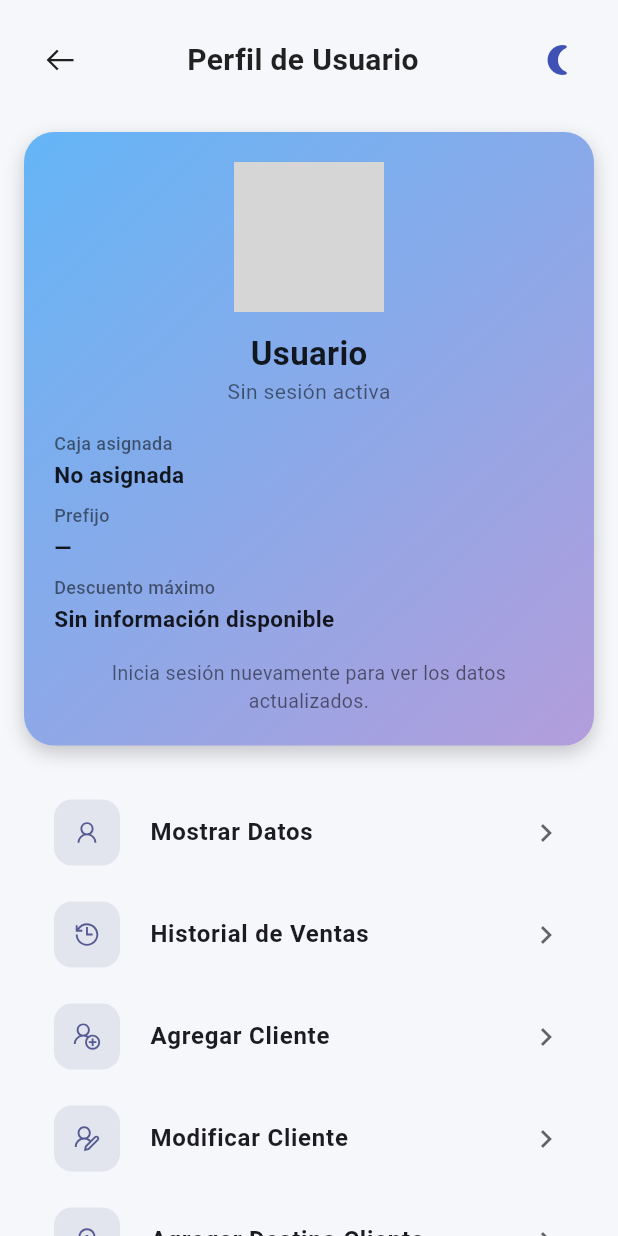
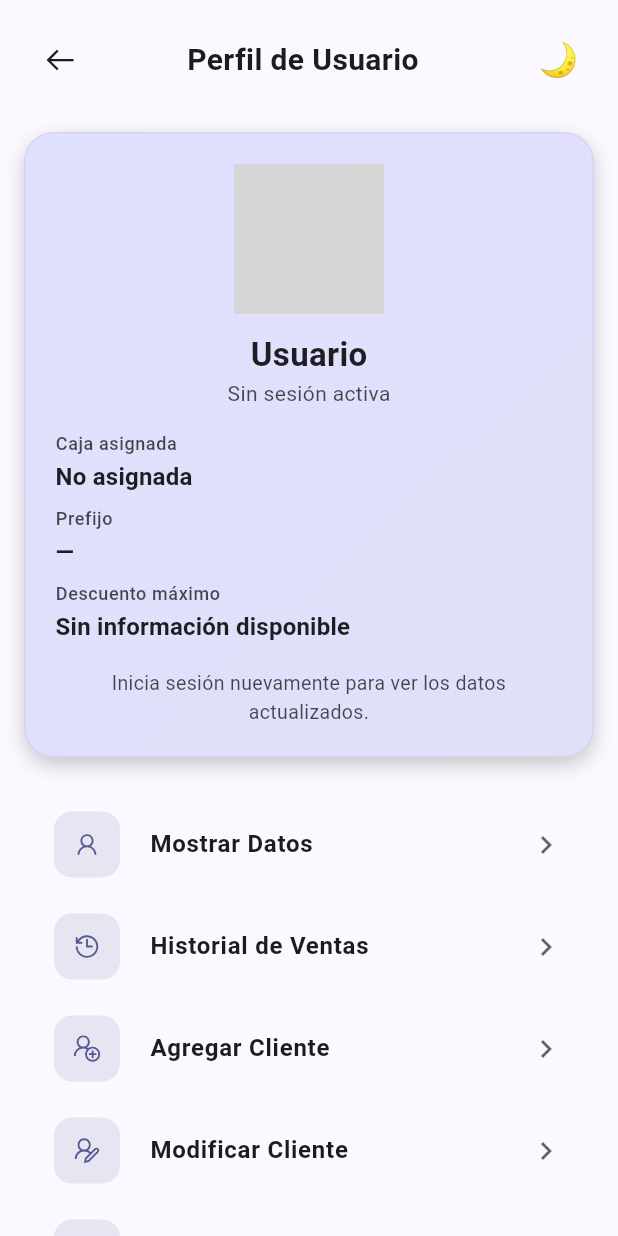
Before and after one commit to rceballos05/placesoft-app-ventas, a Flutter app: the Perfil screen opened by its route, on a phone screen of 412 x 824 dp. Run offline on Flutter 3.47's test engine with Material 3 defaults, Android fonts, the phone set to English and light mode, and no system bars; our stand-ins replace animated_theme_switcher, connectivity_plus, curved_navigation_bar, flutter_riverpod, flutter_screenutil, line_awesome_flutter and 2 more; missing offline and left inert: currency_formatter; accounts and stored records are empty; network calls fail; grey boxes are pictures that could not be loaded.

Commit message:
Add animated theme switcher to profile screen

```diff
--- a/lib/presentation/pages/perfil.dart
+++ b/lib/presentation/pages/perfil.dart
@@ -55,7 +55,8 @@ class _PerfilState extends ConsumerState<Perfil>
   @override
   Widget build(BuildContext context) {
     final themeModel = ThemeModel.maybeOf(context);
-    final isDark = Theme.of(context).brightness == Brightness.dark;
+    final theme = Theme.of(context);
+    final isDark = theme.brightness == Brightness.dark;
     final loginState = ref.watch(loginControllerProvider);
     final currentUser = loginState.user;
     if (currentUser == null) {
@@ -63,11 +64,13 @@ class _PerfilState extends ConsumerState<Perfil>
           name: 'Perfil');
     }
 
-    return ThemeSwitchingArea(
+    return Directionality(
+      textDirection: TextDirection.ltr,
+      child: ThemeSwitchingArea(
         child: FadeTransition(
           opacity: _fade,
           child: Scaffold(
-          backgroundColor: isDark ? Colors.black : const Color(0xFFF6F7FB),
+            backgroundColor: theme.scaffoldBackgroundColor,
             body: SafeArea(
               child: SingleChildScrollView(
                 padding: const EdgeInsets.all(16),
@@ -79,20 +82,24 @@ class _PerfilState extends ConsumerState<Perfil>
                       themeModel: themeModel,
                     ),
                     const SizedBox(height: 24),
-                  _buildUserCard(isDark: isDark, user: currentUser),
+                    _buildUserCard(
+                      context,
+                      isDark: isDark,
+                      user: currentUser,
+                    ),
                     const SizedBox(height: 24),
                     _buildOptions(context),
                     const SizedBox(height: 20),
-                  const Divider(),
+                    Divider(color: theme.dividerColor.withOpacity(0.6)),
                     const SizedBox(height: 6),
                     Text(
                       'v1.0.3 — ${(currentUser?.prefijo ?? '—').toUpperCase()}',
-                    style: TextStyle(
-                      color: isDark ? Colors.white54 : Colors.black45,
-                      fontSize: 12,
+                      style: theme.textTheme.bodySmall?.copyWith(
+                        color: theme.colorScheme.onSurfaceVariant,
                       ),
                     ),
                   ],
+                ),
               ),
             ),
           ),
@@ -106,7 +113,9 @@ class _PerfilState extends ConsumerState<Perfil>
     required bool isDark,
     ThemeModel? themeModel,
   }) {
-    final titleColor = isDark ? Colors.white : Colors.black87;
+    final theme = Theme.of(context);
+    final colorScheme = theme.colorScheme;
+    final titleColor = colorScheme.onSurface;
 
     return Row(
       children: [
@@ -138,7 +147,9 @@ class _PerfilState extends ConsumerState<Perfil>
         ThemeSwitcher(
           builder: (context) {
             final isCurrentlyDark = Theme.of(context).brightness == Brightness.dark;
-            final iconColor = isCurrentlyDark ? Colors.amberAccent : Colors.indigo;
+            final iconColor = isCurrentlyDark
+                ? colorScheme.secondary
+                : colorScheme.primary;
 
             return IconButton(
               tooltip: isCurrentlyDark
@@ -158,10 +169,12 @@ class _PerfilState extends ConsumerState<Perfil>
                   opacity: animation,
                   child: ScaleTransition(scale: animation, child: child),
                 ),
-                child: Icon(
-                  isCurrentlyDark ? Icons.wb_sunny_rounded : Icons.nightlight_round,
+                child: Text(
+                  isCurrentlyDark ? '☀️' : '🌙',
                   key: ValueKey<bool>(isCurrentlyDark),
+                  style: theme.textTheme.titleLarge?.copyWith(
                     color: iconColor,
+                  ),
                 ),
               ),
             );
@@ -171,7 +184,13 @@ class _PerfilState extends ConsumerState<Perfil>
     );
   }
 
-  Widget _buildUserCard({required bool isDark, required User? user}) {
+  Widget _buildUserCard(
+    BuildContext context, {
+    required bool isDark,
+    required User? user,
+  }) {
+    final theme = Theme.of(context);
+    final colorScheme = theme.colorScheme;
     final isLoggedIn = user != null;
     final nombre = user?.nombre ?? 'Usuario';
     final rut = user?.rut ?? 'Sin sesión activa';
@@ -190,32 +209,48 @@ class _PerfilState extends ConsumerState<Perfil>
           name: 'Perfil');
     }
 
+    final gradientColors = isDark
+        ? [
+            colorScheme.primary.withOpacity(0.85),
+            colorScheme.surfaceVariant.withOpacity(0.9),
+          ]
+        : [
+            colorScheme.primaryContainer,
+            colorScheme.secondaryContainer,
+          ];
+
+    final cardTextColor = isDark ? Colors.white : Colors.black87;
+    final subtleTextColor = cardTextColor.withOpacity(0.7);
+
     return Container(
       decoration: BoxDecoration(
         gradient: LinearGradient(
-          colors: isDark
-              ? [Colors.deepPurple.shade900, Colors.black]
-              : [Colors.blue.shade300, Colors.deepPurple.shade200],
+          colors: gradientColors,
           begin: Alignment.topLeft,
           end: Alignment.bottomRight,
         ),
         borderRadius: BorderRadius.circular(20),
         boxShadow: [
           BoxShadow(
-            color: Colors.black.withOpacity(0.2),
+            color: Colors.black.withOpacity(isDark ? 0.4 : 0.2),
             blurRadius: 10,
             offset: const Offset(0, 5),
           ),
         ],
+        border: Border.all(
+          color: isDark
+              ? Colors.white.withOpacity(0.08)
+              : Colors.black.withOpacity(0.05),
+        ),
       ),
       padding: const EdgeInsets.all(20),
       child: Column(
         children: [
           Stack(
             children: [
-              const CircleAvatar(
+              CircleAvatar(
                 radius: 50,
-                backgroundImage: NetworkImage(
+                backgroundImage: const NetworkImage(
                   'https://e7.pngegg.com/pngimages/644/920/png-clipart-computer-icons-user-profile-avatar-avatar-white-heroes.png',
                 ),
               ),
@@ -225,13 +260,17 @@ class _PerfilState extends ConsumerState<Perfil>
                 child: Container(
                   height: 32,
                   width: 32,
-                  decoration: const BoxDecoration(
-                    color: Colors.white,
+                  decoration: BoxDecoration(
+                    color: isDark
+                        ? colorScheme.onPrimary.withOpacity(0.9)
+                        : Colors.white,
                     shape: BoxShape.circle,
                   ),
-                  child: const Icon(
+                  child: Icon(
                     LineAwesomeIcons.pen,
-                    color: Colors.deepPurple,
+                    color: isDark
+                        ? colorScheme.primary
+                        : colorScheme.secondary,
                     size: 18,
                   ),
                 ),
@@ -244,14 +283,14 @@ class _PerfilState extends ConsumerState<Perfil>
             style: TextStyle(
               fontSize: 22,
               fontWeight: FontWeight.bold,
-              color: isDark ? Colors.white : Colors.black87,
+              color: cardTextColor,
             ),
           ),
           Text(
             rut,
             style: TextStyle(
               fontSize: 14,
-              color: isDark ? Colors.white70 : Colors.black54,
+              color: subtleTextColor,
             ),
           ),
           const SizedBox(height: 16),
@@ -264,19 +303,22 @@ class _PerfilState extends ConsumerState<Perfil>
                     _UserDataRow(
                       label: 'Caja asignada',
                       value: cajaAsignada,
-                      isDark: isDark,
+                      textColor: cardTextColor,
+                      subtleTextColor: subtleTextColor,
                     ),
                     const SizedBox(height: 8),
                     _UserDataRow(
                       label: 'Prefijo',
                       value: prefijo,
-                      isDark: isDark,
+                      textColor: cardTextColor,
+                      subtleTextColor: subtleTextColor,
                     ),
                     const SizedBox(height: 8),
                     _UserDataRow(
                       label: 'Descuento máximo',
                       value: maxDctoLabel,
-                      isDark: isDark,
+                      textColor: cardTextColor,
+                      subtleTextColor: subtleTextColor,
                     ),
                   ],
                 ),
@@ -290,7 +332,7 @@ class _PerfilState extends ConsumerState<Perfil>
                 'Inicia sesión nuevamente para ver los datos actualizados.',
                 textAlign: TextAlign.center,
                 style: TextStyle(
-                  color: isDark ? Colors.white70 : Colors.black54,
+                  color: subtleTextColor,
                   fontSize: 13,
                 ),
               ),
@@ -409,33 +451,38 @@ class _UserDataRow extends StatelessWidget {
   const _UserDataRow({
     required this.label,
     required this.value,
-    required this.isDark,
+    required this.textColor,
+    required this.subtleTextColor,
   });
 
   final String label;
   final String value;
-  final bool isDark;
+  final Color textColor;
+  final Color subtleTextColor;
 
   @override
   Widget build(BuildContext context) {
-    final color = isDark ? Colors.white70 : Colors.black54;
+    final theme = Theme.of(context);
     return Column(
       crossAxisAlignment: CrossAxisAlignment.start,
       children: [
         Text(
           label,
-          style: TextStyle(
-            fontSize: 12,
-            color: color,
+          style: theme.textTheme.bodySmall?.copyWith(
+            color: subtleTextColor,
             fontWeight: FontWeight.w500,
           ),
         ),
         const SizedBox(height: 2),
         Text(
           value,
-          style: TextStyle(
+          style: theme.textTheme.titleMedium?.copyWith(
+                color: textColor,
+                fontWeight: FontWeight.w600,
+              ) ??
+              TextStyle(
                 fontSize: 15,
-            color: isDark ? Colors.white : Colors.black87,
+                color: textColor,
                 fontWeight: FontWeight.w600,
               ),
         ),
```
Lines whose indentation alone changed are shown as unchanged.
